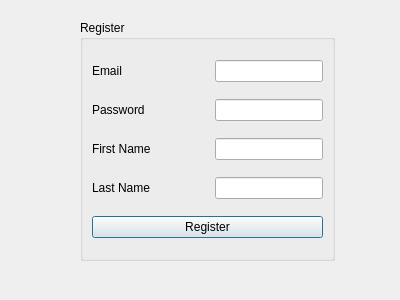
Old version of the form ClientSide/signup.ui in the repository Kalito98/NETB380-Client-Server-Dictionary.
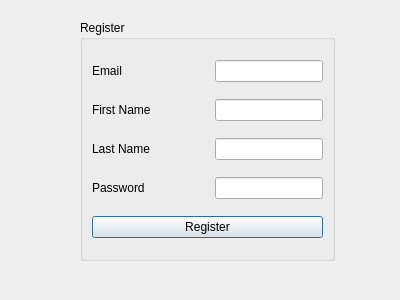
New version of the form.

```diff
--- a/ClientSide/signup.ui
+++ b/ClientSide/signup.ui
@@ -53,33 +53,6 @@
       </item>
      </layout>
     </item>
-    <item>
-     <layout class="QHBoxLayout" name="horizontalLayout_3">
-      <item>
-       <widget class="QLabel" name="label_3">
-        <property name="text">
-         <string>Password</string>
-        </property>
-       </widget>
-      </item>
-      <item>
-       <spacer name="horizontalSpacer_3">
-        <property name="orientation">
-         <enum>Qt::Horizontal</enum>
-        </property>
-        <property name="sizeHint" stdset="0">
-         <size>
-          <width>40</width>
-          <height>20</height>
-         </size>
-        </property>
-       </spacer>
-      </item>
-      <item>
-       <widget class="QLineEdit" name="lineEdit_pass"/>
-      </item>
-     </layout>
-    </item>
     <item>
      <layout class="QHBoxLayout" name="horizontalLayout">
       <item>
@@ -134,6 +107,37 @@
       </item>
      </layout>
     </item>
+    <item>
+     <layout class="QHBoxLayout" name="horizontalLayout_3">
+      <item>
+       <widget class="QLabel" name="label_3">
+        <property name="text">
+         <string>Password</string>
+        </property>
+       </widget>
+      </item>
+      <item>
+       <spacer name="horizontalSpacer_3">
+        <property name="orientation">
+         <enum>Qt::Horizontal</enum>
+        </property>
+        <property name="sizeHint" stdset="0">
+         <size>
+          <width>40</width>
+          <height>20</height>
+         </size>
+        </property>
+       </spacer>
+      </item>
+      <item>
+       <widget class="QLineEdit" name="lineEdit_pass">
+        <property name="echoMode">
+         <enum>QLineEdit::Password</enum>
+        </property>
+       </widget>
+      </item>
+     </layout>
+    </item>
     <item>
      <widget class="QPushButton" name="pushButton">
       <property name="text">
```
Left out of the diff: 7 changed lines with no effect on the pictures.
